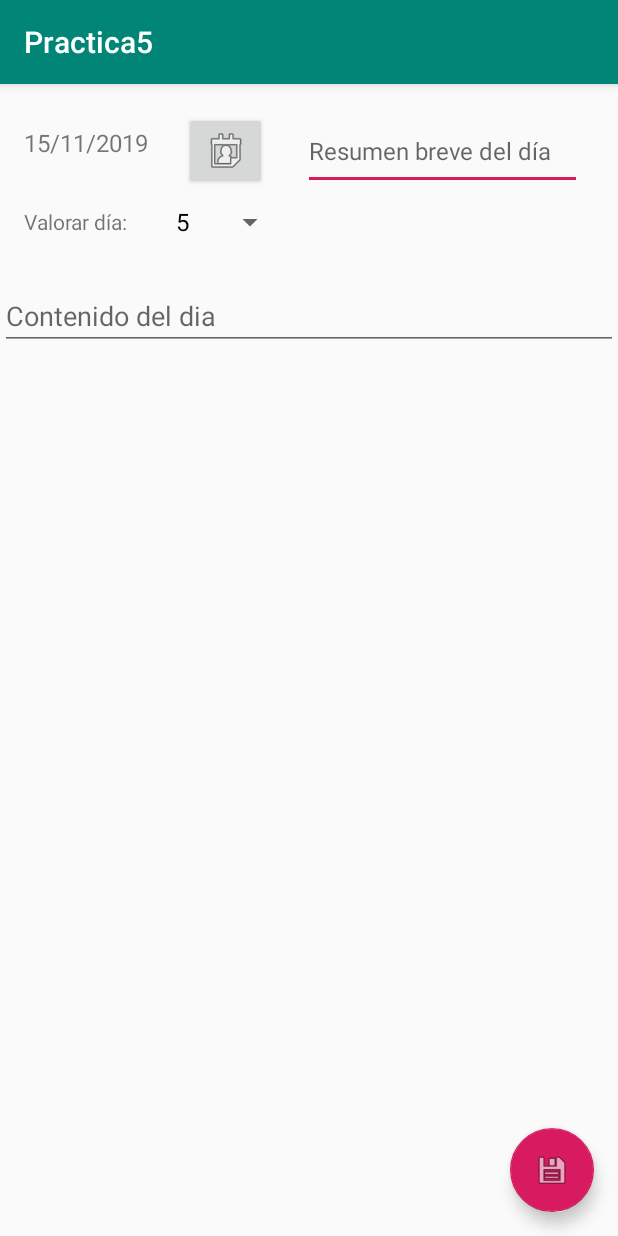
After one commit to Drargyaz/Practica5_1, an Android app: the EdicionDiaActivity screen opened directly, with no data from a screen before it, on a phone screen of 412 x 824 dp. The commit adds this screen. Run offline under Robolectric (Android 15) with nearby library versions, the phone set to English and light mode, and no system bars.

Commit message:
Dialogo ordenar y crear nuevo dia

```diff
--- a/app/build.gradle
+++ b/app/build.gradle
@@ -26,4 +26,5 @@ dependencies {
     testImplementation 'junit:junit:4.12'
     androidTestImplementation 'androidx.test:runner:1.1.1'
     androidTestImplementation 'androidx.test.espresso:espresso-core:3.1.1'
+    implementation 'com.google.android.material:material:1.0.0'
 }
--- a/app/src/main/AndroidManifest.xml
+++ b/app/src/main/AndroidManifest.xml
@@ -9,6 +9,7 @@
         android:roundIcon="@mipmap/ic_launcher_round"
         android:supportsRtl="true"
         android:theme="@style/AppTheme">
+        <activity android:name=".activities.EdicionDiaActivity"></activity>
         <activity android:name=".activities.MainActivity">
             <intent-filter>
                 <action android:name="android.intent.action.MAIN" />
--- /dev/null
+++ b/app/src/main/java/net/iessochoa/javiersantosmestre/practica5/activities/EdicionDiaActivity.java
@@ -0,0 +1,146 @@
+package net.iessochoa.javiersantosmestre.practica5.activities;
+
+import androidx.appcompat.app.AppCompatActivity;
+
+import android.app.AlertDialog;
+import android.app.DatePickerDialog;
+import android.content.DialogInterface;
+import android.content.Intent;
+import android.os.Bundle;
+import android.view.View;
+import android.widget.ArrayAdapter;
+import android.widget.Button;
+import android.widget.DatePicker;
+import android.widget.EditText;
+import android.widget.Spinner;
+import android.widget.TextView;
+import android.widget.Toast;
+
+import com.google.android.material.floatingactionbutton.FloatingActionButton;
+
+import net.iessochoa.javiersantosmestre.practica5.R;
+import net.iessochoa.javiersantosmestre.practica5.modelo.DiaDiario;
+
+import java.text.DateFormat;
+import java.text.ParseException;
+import java.text.SimpleDateFormat;
+import java.util.Calendar;
+import java.util.Date;
+
+public class EdicionDiaActivity extends AppCompatActivity {
+    //Constante que nos permitirá pasar el día con sus respectivos datos desde la actividad EdicionDiaActivity para insetarlo en la base de datos
+    public static final String EXTRA_DIA = "net.iessochoa.javiersantosmestre.practica5.dia" ;
+
+    //Declaracion de las variables que vamos a usar y modificar, en este caso un Spinner para la valoracion,
+    // un editText multilinea para el contenido del dia, otro editText para el resumen del dia, un objeto DiaDiario para pasarlo
+    //un TextView para la fecha y un boton para guardar los datos dentro de un objeto DiaDiario
+
+    TextView tvFecha;
+    Button btFecha;
+    FloatingActionButton btGuardar;
+    EditText etContenido;
+    EditText etResumen;
+    Spinner spValoracion;
+    DiaDiario dia;
+
+    @Override
+    protected void onCreate(Bundle savedInstanceState) {
+        super.onCreate(savedInstanceState);
+        setContentView(R.layout.activity_edicion_dia);
+        tvFecha=findViewById(R.id.tvFecha);
+        etContenido=findViewById(R.id.etContenido);
+        etResumen=findViewById(R.id.etResumen);
+        spValoracion=findViewById(R.id.spValoracion);
+        btGuardar=findViewById(R.id.btGuardar);
+        btFecha=findViewById(R.id.btFecha);
+        //Mostramos por defecto en el tvFecha la fecha actual
+        tvFecha.setText(fechaATexto(Calendar.getInstance().getTime()));
+        //Asigno un adaptador al Spinner de Valoracion para asi cargar del Array de Valoracion que tenemos en el XML,
+        // sus valores en los items del Spinner y que por defecto el valor del spValoracion sea 5
+        spValoracion.setAdapter(new ArrayAdapter<String>(EdicionDiaActivity.this,android.R.layout.simple_spinner_dropdown_item,getResources().getStringArray(R.array.valoraciones)));
+        spValoracion.setSelection(5);
+
+        //Metodo que se ejecuta al clickar en el boton de fecha
+        btFecha.setOnClickListener(new View.OnClickListener() {
+            @Override
+            public void onClick(View view) {
+                dialogoFecha();
+            }
+        });
+        //Metodo que se ejecuta al pulsar el boton guardar
+        btGuardar.setOnClickListener(new View.OnClickListener() {
+            @Override
+            public void onClick(View view) {
+                //Si hay algun campo vacio, te saltará el dialogo que hay campos vacios.
+                if (etResumen.getText().toString().isEmpty() || etContenido.getText().toString().isEmpty()){
+                    dialogoHayCamposVacios();
+                }else{
+                    Date fecha = textoAFecha(tvFecha.getText().toString());
+                    int valoracion = Integer.parseInt(spValoracion.getItemAtPosition(spValoracion.getSelectedItemPosition()).toString());
+                    String resumen = etResumen.getText().toString();
+                    String contenido = etContenido.getText().toString();
+                    dia = new DiaDiario(fecha,valoracion,resumen,contenido);
+                    //Almacenamos el resultado en el Intent que llamó la actividad
+                    Intent i = getIntent();
+                    i.putExtra(EXTRA_DIA, dia);
+                    //Indicamos que se ha pulsado aceptar y enviamos el Intent
+                    setResult(RESULT_OK,i);
+                    finish();
+                }
+            }
+        });
+    }
+
+    private void dialogoFecha(){
+        //Toast.makeText(this,textoAFecha(tvFecha.getText().toString())+"",Toast.LENGTH_SHORT).show();
+        Calendar newCalendar = Calendar.getInstance();
+        DatePickerDialog dialogo = new DatePickerDialog(this, new DatePickerDialog.OnDateSetListener() {
+                    @Override
+                    public void onDateSet(DatePicker view, int year, int monthOfYear,
+                                          int dayOfMonth) {
+                        Calendar calendar = Calendar.getInstance();
+                        calendar.set(year, monthOfYear, dayOfMonth);
+                        //Actualizamos el TextView con la fecha seleccionada
+                        tvFecha.setText(fechaATexto(calendar.getTime()));
+                    }
+                }, newCalendar.get(Calendar.YEAR), newCalendar.get(Calendar.MONTH), newCalendar.get(Calendar.DAY_OF_MONTH));
+        //esto último es el dia a mostrar
+        dialogo.show();
+
+    }
+
+    //Metodo que nos muestra un AlertDialog (dialogo) si al guardar hay algun campo vacio en la actividad
+    private void dialogoHayCamposVacios() {
+        AlertDialog.Builder dialogo = new AlertDialog.Builder(this);
+        //Titulo del dialogo
+        dialogo.setTitle(getResources().getString(R.string.tituloDialogoCamposVacios));
+        //Mensaje que aparece en el dialogo
+        dialogo.setMessage(getResources().getString(R.string.mensajeDialogoCamposVacios));
+        // Creación boton ok y lo que ocurriria al ser clickado
+        dialogo.setPositiveButton(android.R.string.yes
+                , new DialogInterface.OnClickListener() {
+                    @Override
+                    //Metodo que al clickar en el botón de ok, cancela el dialogo y lo cierra.
+                    public void onClick(DialogInterface dialogInterface, int i) {
+                        dialogInterface.cancel();
+                    }
+                });
+        //Muestra el dialogo
+        dialogo.show();
+    }
+
+    private String fechaATexto(Date fecha){
+        DateFormat sdf = new SimpleDateFormat("dd/MM/yyyy");
+        return sdf.format(fecha);
+    }
+
+    private Date textoAFecha(String fechaAPasar){
+        DateFormat sdf = new SimpleDateFormat("dd/MM/yyyy");
+        try {
+            return sdf.parse(fechaAPasar);
+        } catch (ParseException e) {
+            e.printStackTrace();
+        }
+        return null;
+    }
+}
--- a/app/src/main/java/net/iessochoa/javiersantosmestre/practica5/modelo/DiaDiario.java
+++ b/app/src/main/java/net/iessochoa/javiersantosmestre/practica5/modelo/DiaDiario.java
@@ -32,6 +32,10 @@ public class DiaDiario implements Parcelable {
         this.contenido = contenido;
         this.latitud = "";
         this.longitud = "";
+    }
+
+    public DiaDiario() {
+
     }
 
     protected DiaDiario(Parcel in) {
--- /dev/null
+++ b/app/src/main/res/layout/activity_edicion_dia.xml
@@ -0,0 +1,108 @@
+<?xml version="1.0" encoding="utf-8"?>
+<androidx.constraintlayout.widget.ConstraintLayout xmlns:android="http://schemas.android.com/apk/res/android"
+    xmlns:app="http://schemas.android.com/apk/res-auto"
+    xmlns:tools="http://schemas.android.com/tools"
+    android:layout_width="match_parent"
+    android:layout_height="match_parent"
+    tools:context=".activities.EdicionDiaActivity">
+
+    <TextView
+        android:id="@+id/tvFecha"
+        android:layout_width="wrap_content"
+        android:layout_height="22dp"
+        android:layout_marginStart="16dp"
+        android:layout_marginLeft="16dp"
+        android:layout_marginTop="28dp"
+        android:textSize="16sp"
+        app:layout_constraintStart_toStartOf="parent"
+        app:layout_constraintTop_toTopOf="parent"
+        tools:text="@string/tvFecha" />
+
+    <Button
+        android:id="@+id/btFecha"
+        android:layout_width="55dp"
+        android:layout_height="wrap_content"
+        android:layout_marginStart="24dp"
+        android:layout_marginLeft="24dp"
+        android:drawableStart="@android:drawable/ic_menu_my_calendar"
+        app:layout_constraintBottom_toBottomOf="@+id/tvFecha"
+        app:layout_constraintStart_toEndOf="@+id/tvFecha"
+        app:layout_constraintTop_toTopOf="@+id/tvFecha"
+        app:layout_constraintVertical_bias="0.322" />
+
+    <EditText
+        android:id="@+id/etResumen"
+        android:layout_width="0dp"
+        android:layout_height="0dp"
+        android:layout_marginStart="24dp"
+        android:layout_marginLeft="24dp"
+        android:layout_marginEnd="24dp"
+        android:layout_marginRight="24dp"
+        android:ems="10"
+        android:hint="@string/etResumen"
+        android:inputType="textPersonName"
+        android:textSize="16sp"
+        app:layout_constraintBottom_toBottomOf="@+id/btFecha"
+        app:layout_constraintEnd_toEndOf="parent"
+        app:layout_constraintStart_toEndOf="@+id/btFecha"
+        app:layout_constraintTop_toTopOf="@+id/btFecha" />
+
+    <Spinner
+        android:id="@+id/spValoracion"
+        android:layout_width="wrap_content"
+        android:layout_height="wrap_content"
+        android:layout_marginStart="24dp"
+        android:layout_marginLeft="24dp"
+        app:layout_constraintBottom_toBottomOf="@+id/tvValoracion"
+        app:layout_constraintStart_toEndOf="@+id/tvValoracion"
+        app:layout_constraintTop_toTopOf="@+id/tvValoracion" />
+
+    <ScrollView
+        android:id="@+id/scrollView2"
+        android:layout_width="0dp"
+        android:layout_height="0dp"
+        android:layout_marginTop="16dp"
+        app:layout_constraintBottom_toBottomOf="parent"
+        app:layout_constraintEnd_toEndOf="parent"
+        app:layout_constraintHorizontal_bias="0.0"
+        app:layout_constraintStart_toStartOf="parent"
+        app:layout_constraintTop_toBottomOf="@+id/spValoracion"
+        app:layout_constraintVertical_bias="0.0">
+
+        <LinearLayout
+            android:layout_width="match_parent"
+            android:layout_height="match_parent"
+            android:orientation="vertical">
+
+            <EditText
+                android:id="@+id/etContenido"
+                android:layout_width="match_parent"
+                android:layout_height="match_parent"
+                android:gravity="start|end"
+                android:hint="@string/etContenido"
+                android:inputType="textMultiLine" />
+        </LinearLayout>
+    </ScrollView>
+
+    <TextView
+        android:id="@+id/tvValoracion"
+        android:layout_width="wrap_content"
+        android:layout_height="wrap_content"
+        android:layout_marginTop="32dp"
+        android:text="@string/tvValoracion"
+        app:layout_constraintStart_toStartOf="@+id/tvFecha"
+        app:layout_constraintTop_toBottomOf="@+id/tvFecha" />
+
+    <com.google.android.material.floatingactionbutton.FloatingActionButton
+        android:id="@+id/btGuardar"
+        android:layout_width="wrap_content"
+        android:layout_height="wrap_content"
+        android:layout_marginEnd="16dp"
+        android:layout_marginRight="16dp"
+        android:layout_marginBottom="16dp"
+        android:clickable="true"
+        app:layout_constraintBottom_toBottomOf="@+id/scrollView2"
+        app:layout_constraintEnd_toEndOf="parent"
+        app:srcCompat="@android:drawable/ic_menu_save" />
+
+</androidx.constraintlayout.widget.ConstraintLayout>
--- a/app/src/main/res/layout/activity_main.xml
+++ b/app/src/main/res/layout/activity_main.xml
@@ -14,5 +14,5 @@
         app:layout_constraintEnd_toEndOf="parent"
         app:layout_constraintStart_toStartOf="parent"
         app:layout_constraintTop_toTopOf="parent"
-        tools:text="Mostrar" />
+        tools:text="@string/tvMostrar" />
 </androidx.constraintlayout.widget.ConstraintLayout>
--- a/app/src/main/res/values/strings.xml
+++ b/app/src/main/res/values/strings.xml
@@ -3,12 +3,32 @@
     <string name="opcionAnyadir">Añadir</string>
     <string name="opcionBorrar">Borrar</string>
     <string name="opcionOrdenar">Ordenar por</string>
-    <string name="opcionOrdenarResumen">Resumen</string>
-    <string name="opcionOrdenarValoracion">Valoracion</string>
-    <string name="opcionOrdenarFecha">Fecha</string>
+    <string name="opcionOrdenarResumen">resumen</string>
+    <string name="opcionOrdenarValoracion">valoracion</string>
+    <string name="opcionOrdenarFecha">fecha</string>
     <string name="opcionValorVida">Valor vida</string>
     <string name="error_abrirbd">Problema al abrir la base de datos</string>
     <string name="error_leerBD">Problema al leer en la base de datos</string>
     <string name="tvResumen">Resumen</string>
     <string name="tvFecha">Fecha</string>
+    <string name="etResumen">Resumen breve del día</string>
+    <string name="tvValoracion">Valorar día:</string>
+    <string name="etContenido">Contenido del dia</string>
+    <string name="tituloDialogoCamposVacios">Aviso</string>
+    <string name="mensajeDialogoCamposVacios">Es necesario rellenar todos los campos</string>
+    <string name="tvMostrar">Mostrar</string>
+    <string name="tituloDialogoOrdenar">Ordenar por:</string>
+    <string-array name="valoraciones">
+        <item>0</item>
+        <item>1</item>
+        <item>2</item>
+        <item>3</item>
+        <item>4</item>
+        <item>5</item>
+        <item>6</item>
+        <item>7</item>
+        <item>8</item>
+        <item>9</item>
+        <item>10</item>
+    </string-array>
 </resources>
```
Also changed, not shown: app/src/main/java/net/iessochoa/javiersantosmestre/practica5/activities/MainActivity.java (+44 -18 lines), app/src/main/java/net/iessochoa/javiersantosmestre/practica5/modelo/DiarioDB.java (+8 -13 lines), app/src/main/res/menu/menu_main.xml (+1 -13 lines).
